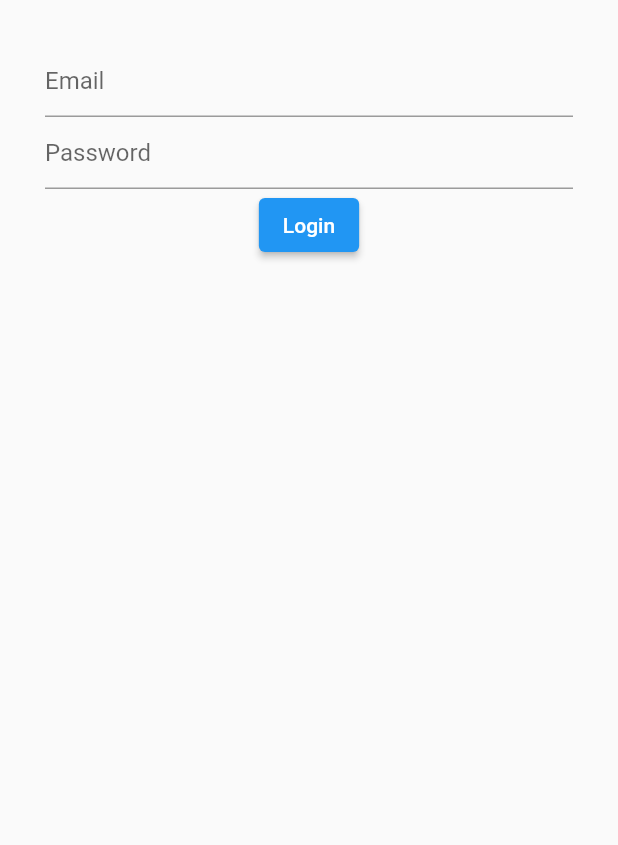
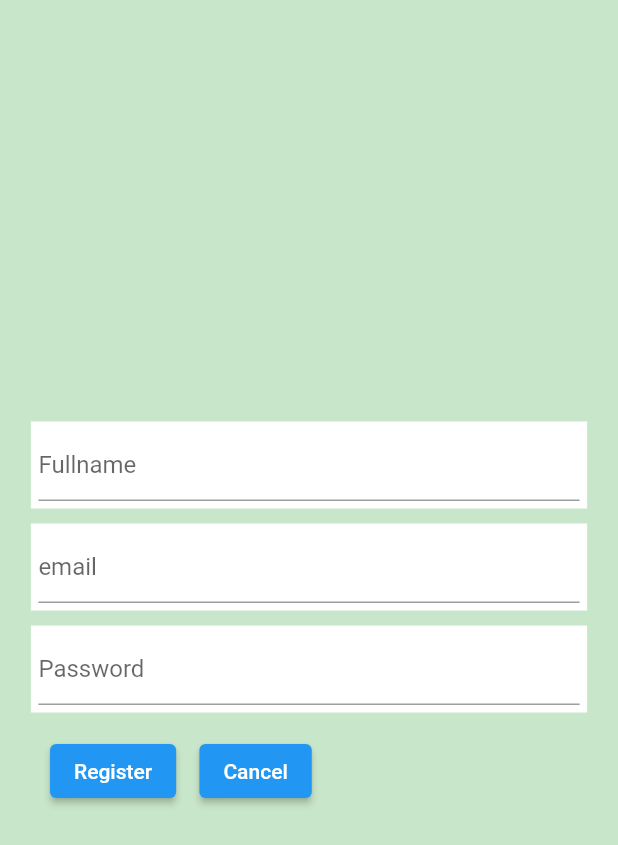
Before and after one commit to anastacurie/ieTrainingOne, a Flutter app: the screen it shows after launch, on a phone screen of 412 x 824 dp. Shown: the top 845 px of the screen. Run offline on Flutter 3.47's test engine with Material 2 defaults, Android fonts, the phone set to English and light mode, and no system bars.

Commit message:
Commit Friday 26-11-2021 Working with Wrap

```diff
--- a/lib/main.dart
+++ b/lib/main.dart
@@ -1,55 +1,11 @@
 import 'package:flutter/material.dart';
+import 'package:ie_training20211123/register.dart';
+import './login.dart';
 
-void main(List<String> args) {
-  runApp(MyApp());
+void main() {
+  runApp(
+    MaterialApp(
+      home: RegisterRoute(),
+    ),
+  );
 }
-
-class MyApp extends StatefulWidget {
-  const MyApp({Key? key}) : super(key: key);
-  @override
-  _MyAppState createState() => _MyAppState();
-}
-
-class _MyAppState extends State<MyApp> {
-  TextEditingController emailTF = TextEditingController();
-  TextEditingController passTF = TextEditingController();
-  @override
-  Widget build(BuildContext context) {
-    return MaterialApp(
-      home: Scaffold(
-        body: Container(
-          padding: EdgeInsets.all(30),
-          child: Column(
-            children: [
-              TextField(
-                controller: emailTF,
-                decoration: InputDecoration(hintText: "Email"),
-              ),
-              TextField(
-                controller: passTF,
-                decoration: InputDecoration(hintText: "Password"),
-              ),
-              ElevatedButton(
-                onPressed: () {
-                  String email = emailTF.text;
-                  String pass = passTF.text;
-                  print("User Email:$email");
-                  print("User Password:$pass");
-                },
-                child: Text("Login"),
-              ),
-              /*InkWell(
-                onTap: () {print("Hello Hello")},
-                child: Container(
-                  color: Colors.blue.shade700,
-                  width: 200,
-                  child: Text("Click Me"),
-                ),
-              ),*/
-            ],
-          ),
-        ),
-      ),
-    );
-  }
-}
--- /dev/null
+++ b/lib/register.dart
@@ -0,0 +1,85 @@
+import 'package:flutter/material.dart';
+
+class RegisterRoute extends StatefulWidget {
+  const RegisterRoute({Key? key}) : super(key: key);
+  @override
+  _RegisterRouteState createState() => _RegisterRouteState();
+}
+
+class _RegisterRouteState extends State<RegisterRoute> {
+  @override
+  Widget build(BuildContext context) {
+    TextEditingController fullnameTE = TextEditingController();
+    TextEditingController emailTE = TextEditingController();
+    TextEditingController passwordTE = TextEditingController();
+    Size size = MediaQuery.of(context).size;
+    return Scaffold(
+      body: Container(
+        decoration: BoxDecoration(color: Colors.green.shade100),
+        padding: const EdgeInsets.all(20),
+        child: Center(
+          child: Wrap(
+            direction: Axis.vertical,
+            //alignment: WrapAlignment.spaceBetween,
+            children: [
+              Container(
+                width: size.width * 0.9,
+                color: Colors.white,
+                margin: const EdgeInsets.symmetric(vertical: 5),
+                padding: const EdgeInsets.all(5),
+                child: TextField(
+                  controller: fullnameTE,
+                  decoration: const InputDecoration(
+                      hintText: "Fullname", fillColor: Colors.white),
+                ),
+              ),
+              Container(
+                width: size.width * 0.9,
+                color: Colors.white,
+                margin: const EdgeInsets.symmetric(vertical: 5),
+                padding: const EdgeInsets.all(5),
+                child: TextField(
+                  controller: emailTE,
+                  decoration: const InputDecoration(
+                      hintText: "email", fillColor: Colors.white),
+                ),
+              ),
+              Container(
+                width: size.width * 0.9,
+                color: Colors.white,
+                margin: const EdgeInsets.symmetric(vertical: 5),
+                padding: const EdgeInsets.all(5),
+                child: TextField(
+                  controller: passwordTE,
+                  decoration: const InputDecoration(
+                      hintText: "Password", fillColor: Colors.white),
+                  obscureText: true,
+                ),
+              ),
+              Container(
+                  width: 200,
+                  // alignment: Alignment.center,
+                  margin: const EdgeInsets.symmetric(vertical: 5),
+                  padding: const EdgeInsets.all(5),
+                  child: Wrap(
+                    direction: Axis.horizontal,
+                    alignment: WrapAlignment.spaceAround,
+                    //crossAxisAlignment: WrapCrossAlignment.center,
+                    children: [
+                      ElevatedButton(
+                        onPressed: () {},
+                        child: const Text("Register"),
+                      ),
+                      ElevatedButton(
+                        onPressed: () {},
+                        child: const Text("Cancel"),
+                      ),
+                    ],
+                  )),
+            ],
+          ),
+        ),
+      ),
+    );
+  }
+}
```
Also changed, not shown: lib/login.dart (added, +137 -0 lines).
